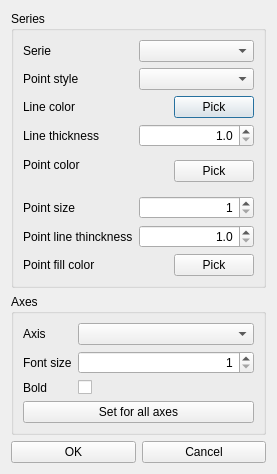
Qt form src/gui/adjustplotvisualsdialog.ui (echmet/CEval) before a commit.
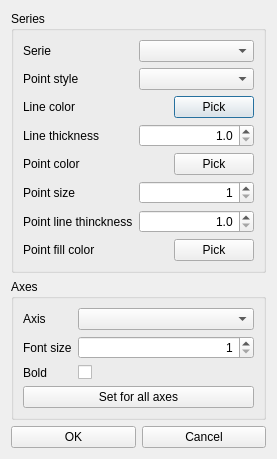
The same form after that commit.

Commit message: Adjust scaling policy for color previews in AdjustPlotVisualsDialog

Patch:
```diff
--- a/src/gui/adjustplotvisualsdialog.ui
+++ b/src/gui/adjustplotvisualsdialog.ui
@@ -7,7 +7,7 @@
     <x>0</x>
     <y>0</y>
     <width>277</width>
-    <height>474</height>
+    <height>436</height>
    </rect>
   </property>
   <property name="windowTitle">
@@ -105,7 +105,7 @@
           <item>
            <widget class="QLabel" name="ql_pointColorClr">
             <property name="sizePolicy">
-             <sizepolicy hsizetype="Preferred" vsizetype="MinimumExpanding">
+             <sizepolicy hsizetype="MinimumExpanding" vsizetype="Preferred">
               <horstretch>0</horstretch>
               <verstretch>0</verstretch>
              </sizepolicy>
@@ -178,6 +178,12 @@
          <layout class="QHBoxLayout" name="horizontalLayout_4">
           <item>
            <widget class="QLabel" name="ql_pointFillColorClr">
+            <property name="sizePolicy">
+             <sizepolicy hsizetype="MinimumExpanding" vsizetype="Preferred">
+              <horstretch>0</horstretch>
+              <verstretch>0</verstretch>
+             </sizepolicy>
+            </property>
             <property name="text">
              <string/>
             </property>
```
